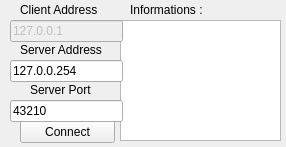
Above: 09-CodageDetecterLecteurs/SimpleClientTCP/clienttcpwindow.ui from BriceJamin/BriceJamin-ProjetSuPer before the change. Below: the same form after it.
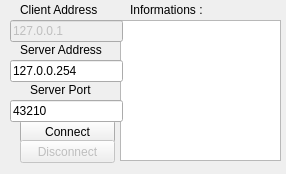
That is the form after the change.

Commit message: [New] Deconnexion possible

The edit to the form file:
```diff
--- a/09-CodageDetecterLecteurs/SimpleClientTCP/clienttcpwindow.ui
+++ b/09-CodageDetecterLecteurs/SimpleClientTCP/clienttcpwindow.ui
@@ -7,7 +7,7 @@
     <x>0</x>
     <y>0</y>
     <width>286</width>
-    <height>147</height>
+    <height>174</height>
    </rect>
   </property>
   <property name="windowTitle">
@@ -32,7 +32,7 @@
      <x>120</x>
      <y>20</y>
      <width>161</width>
-     <height>121</height>
+     <height>141</height>
     </rect>
    </property>
   </widget>
@@ -130,6 +130,22 @@
     <string>43210</string>
    </property>
   </widget>
+  <widget class="QPushButton" name="disconnectPushButton">
+   <property name="enabled">
+    <bool>false</bool>
+   </property>
+   <property name="geometry">
+    <rect>
+     <x>20</x>
+     <y>140</y>
+     <width>95</width>
+     <height>23</height>
+    </rect>
+   </property>
+   <property name="text">
+    <string>Disconnect</string>
+   </property>
+  </widget>
  </widget>
  <resources/>
  <connections/>
```
The commit also changes 2 other files.
